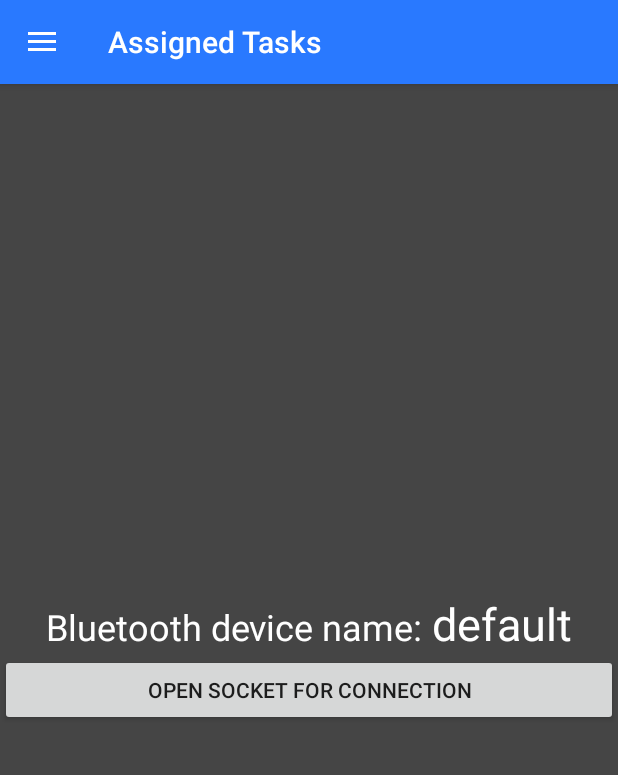
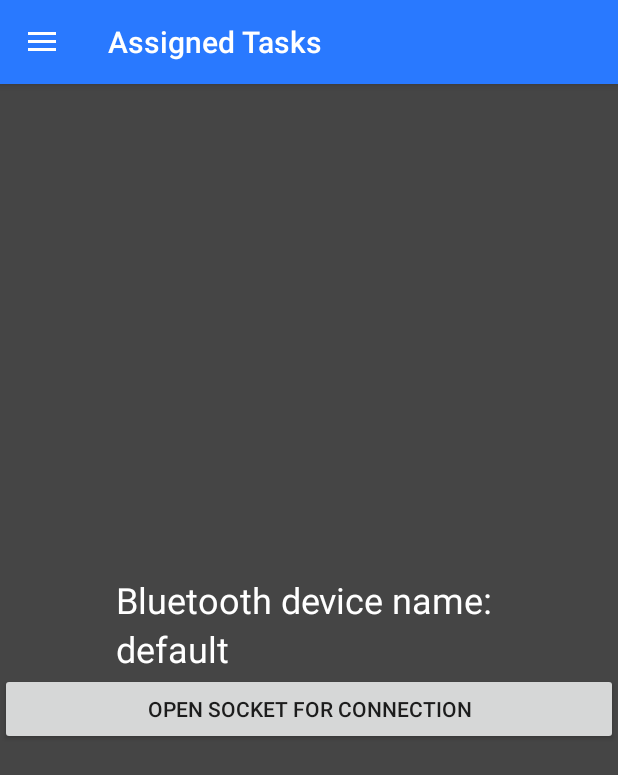
Before and after one commit to sonderangebot10/extended-crowds, an Android app: the fragment ConnectedBluetoothDevicesFragment placed in its activity, on a phone screen of 412 x 824 dp. Shown: the top 775 px of the screen. Run offline under Robolectric (Android 15) with nearby library versions, the phone set to English and light mode, and no system bars; our stand-ins replace Volley.

Commit message:
Fix Bluetooth fragment layout.

```diff
--- a/cs/app/src/main/res/layout/fragment_bluetooth_devices.xml
+++ b/cs/app/src/main/res/layout/fragment_bluetooth_devices.xml
@@ -12,10 +12,6 @@
         android:layout_height="wrap_content"
         android:orientation="vertical"
         android:id="@+id/bluetooth_devices_form">
-        <LinearLayout
-            android:layout_width="wrap_content"
-            android:layout_height="wrap_content"
-            android:orientation="horizontal">
 
             <TextView
                 android:id="@+id/bluetooth_device_label"
@@ -31,12 +27,8 @@
                 android:layout_height="wrap_content"
                 android:text="default"
                 android:textColor="@color/white"
-                android:textSize="30sp"/>
-
-
-        </LinearLayout>
+                android:textSize="24sp"/>
     </LinearLayout>
-
     <Button
         android:id="@+id/init_bluetooth_server_socket"
         android:layout_width="match_parent"
```
